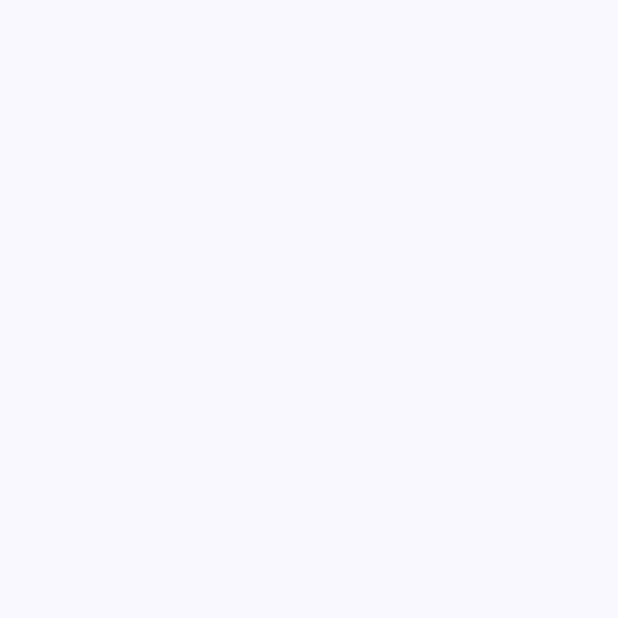
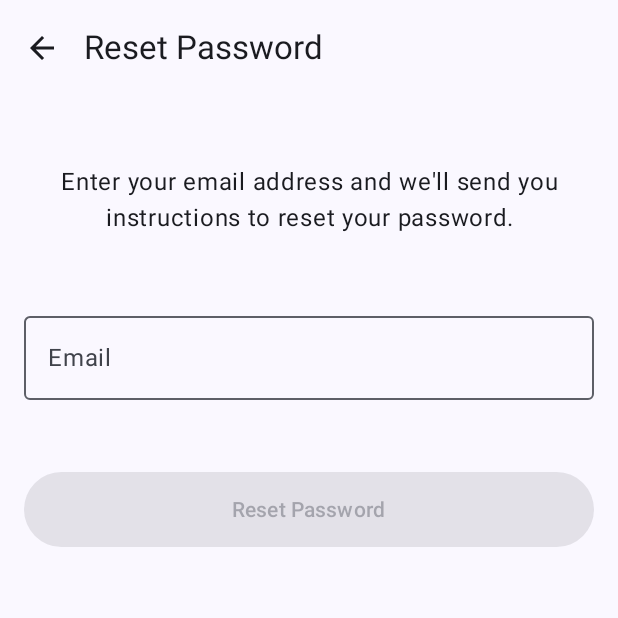
Before and after one commit to YosriElhadj/studysync, an Android app built with Jetpack Compose: the ForgotPasswordScreen screen opened through its navigation route, on a phone screen of 412 x 824 dp, the top half of it. Before the commit the part shown is empty. Run offline under Robolectric (Android 15) with nearby library versions, the phone set to English and light mode, and no system bars; our stand-ins replace Dagger/Hilt's generated code.

Commit message:
forgot password screen

```diff
--- a/app/src/main/java/com/example/studysync/domain/reposiroty/AuthRepository.kt
+++ b/app/src/main/java/com/example/studysync/domain/reposiroty/AuthRepository.kt
@@ -10,4 +10,5 @@ interface AuthRepository {
     suspend fun googleSignIn(idToken: String): Flow<Resource<User>>
     suspend fun logout()
     fun getCurrentUser(): User?
+    suspend fun resetPassword(email: String): Result<Unit>
 }
--- a/app/src/main/java/com/example/studysync/ui/auth/components/CommonUI.kt
+++ b/app/src/main/java/com/example/studysync/ui/auth/components/CommonUI.kt
@@ -35,6 +35,7 @@ fun StudySyncTextField(
     modifier: Modifier = Modifier,
     isError: Boolean = false,
     errorMessage: String? = null,
+    isEnabled: Boolean = true,  // Added isEnabled parameter
     keyboardOptions: KeyboardOptions = KeyboardOptions.Default,
     visualTransformation: VisualTransformation = VisualTransformation.None
 ) {
@@ -45,6 +46,7 @@ fun StudySyncTextField(
             label = { Text(label) },
             modifier = modifier.fillMaxWidth(),
             isError = isError,
+            enabled = isEnabled,  // Added enabled property
             keyboardOptions = keyboardOptions,
             visualTransformation = visualTransformation,
             singleLine = true
--- a/app/src/main/java/com/example/studysync/ui/auth/forgot_password/ForgotPasswordScreen.kt
+++ b/app/src/main/java/com/example/studysync/ui/auth/forgot_password/ForgotPasswordScreen.kt
@@ -1,10 +1,93 @@
 package com.example.studysync.ui.auth.forgot_password
 
-import androidx.compose.runtime.Composable
+import androidx.compose.foundation.layout.*
+import androidx.compose.material.icons.Icons
+import androidx.compose.material.icons.automirrored.filled.ArrowBack
+import androidx.compose.material.icons.filled.ArrowBack
+import androidx.compose.material3.*
+import androidx.compose.runtime.*
+import androidx.compose.ui.Alignment
+import androidx.compose.ui.Modifier
+import androidx.compose.ui.text.style.TextAlign
+import androidx.compose.ui.unit.dp
+import androidx.hilt.navigation.compose.hiltViewModel
+import com.example.studysync.ui.auth.components.StudySyncButton
+import com.example.studysync.ui.auth.components.StudySyncTextField
 
+@OptIn(ExperimentalMaterial3Api::class)
 @Composable
 fun ForgotPasswordScreen(
-    onNavigateBack: () -> Unit
+    onNavigateBack: () -> Unit,
+    viewModel: ForgotPasswordViewModel = hiltViewModel()
 ) {
-    // Implement your forgot password screen here
+    val state by viewModel.state.collectAsState()
+
+    LaunchedEffect(state.isSuccess) {
+        if (state.isSuccess) {
+            // Show success message and navigate back
+            onNavigateBack()
+        }
+    }
+
+    Scaffold(
+        topBar = {
+            TopAppBar(
+                title = { Text("Reset Password") },
+                navigationIcon = {
+                    IconButton(onClick = onNavigateBack) {
+                        Icon(
+                            imageVector = Icons.AutoMirrored.Filled.ArrowBack,
+                            contentDescription = "Back"
+                        )
+                    }
+                }
+            )
+        }
+    ) { padding ->
+        Column(
+            modifier = Modifier
+                .fillMaxSize()
+                .padding(padding)
+                .padding(horizontal = 16.dp),
+            horizontalAlignment = Alignment.CenterHorizontally,
+            verticalArrangement = Arrangement.spacedBy(16.dp)
+        ) {
+            Spacer(modifier = Modifier.height(32.dp))
+
+            Text(
+                text = "Enter your email address and we'll send you instructions to reset your password.",
+                style = MaterialTheme.typography.bodyLarge,
+                textAlign = TextAlign.Center
+            )
+
+            Spacer(modifier = Modifier.height(16.dp))
+
+            StudySyncTextField(
+                value = state.email,
+                onValueChange = viewModel::onEmailChange,
+                label = "Email",
+                isEnabled = !state.isLoading
+            )
+
+            if (state.error != null) {
+                Text(
+                    text = state.error!!,
+                    color = MaterialTheme.colorScheme.error,
+                    style = MaterialTheme.typography.bodyMedium
+                )
+            }
+
+            Spacer(modifier = Modifier.height(16.dp))
+
+            StudySyncButton(
+                text = "Reset Password",
+                onClick = { viewModel.onResetPasswordClick() },
+                enabled = !state.isLoading && state.email.isNotBlank()
+            )
+
+            if (state.isLoading) {
+                CircularProgressIndicator()
+            }
+        }
+    }
 }
--- /dev/null
+++ b/app/src/main/java/com/example/studysync/ui/auth/forgot_password/ForgotPasswordState.kt
@@ -0,0 +1,8 @@
+package com.example.studysync.ui.auth.forgot_password
+
+data class ForgotPasswordState(
+    val email: String = "",
+    val isLoading: Boolean = false,
+    val isSuccess: Boolean = false,
+    val error: String? = null
+)
--- /dev/null
+++ b/app/src/main/java/com/example/studysync/ui/auth/forgot_password/ForgotPasswordViewModel.kt
@@ -0,0 +1,54 @@
+package com.example.studysync.ui.auth.forgot_password
+
+import androidx.lifecycle.ViewModel
+import androidx.lifecycle.viewModelScope
+import com.example.studysync.domain.reposiroty.AuthRepository
+import com.example.studysync.util.Resource
+import dagger.hilt.android.lifecycle.HiltViewModel
+import kotlinx.coroutines.flow.MutableStateFlow
+import kotlinx.coroutines.flow.StateFlow
+import kotlinx.coroutines.flow.update
+import kotlinx.coroutines.launch
+import javax.inject.Inject
+
+@HiltViewModel
+class ForgotPasswordViewModel @Inject constructor(
+    private val authRepository: AuthRepository
+) : ViewModel() {
+
+    private val _state = MutableStateFlow(ForgotPasswordState())
+    val state: StateFlow<ForgotPasswordState> = _state
+
+    fun onEmailChange(email: String) {
+        _state.update { it.copy(email = email) }
+    }
+
+    fun onResetPasswordClick() {
+        viewModelScope.launch {
+            _state.update { it.copy(isLoading = true, error = null) }
+
+            try {
+                // Call your repository method here
+                // For now, we'll simulate a delay
+                kotlinx.coroutines.delay(1000)
+                _state.update {
+                    it.copy(
+                        isLoading = false,
+                        isSuccess = true
+                    )
+                }
+            } catch (e: Exception) {
+                _state.update {
+                    it.copy(
+                        isLoading = false,
+                        error = e.message ?: "An unexpected error occurred"
+                    )
+                }
+            }
+        }
+    }
+
+    fun clearError() {
+        _state.update { it.copy(error = null) }
+    }
+}
```
Also changed, not shown: app/src/main/java/com/example/studysync/data/repository/AuthRepositoryImpl.kt (+10 -0 lines).
